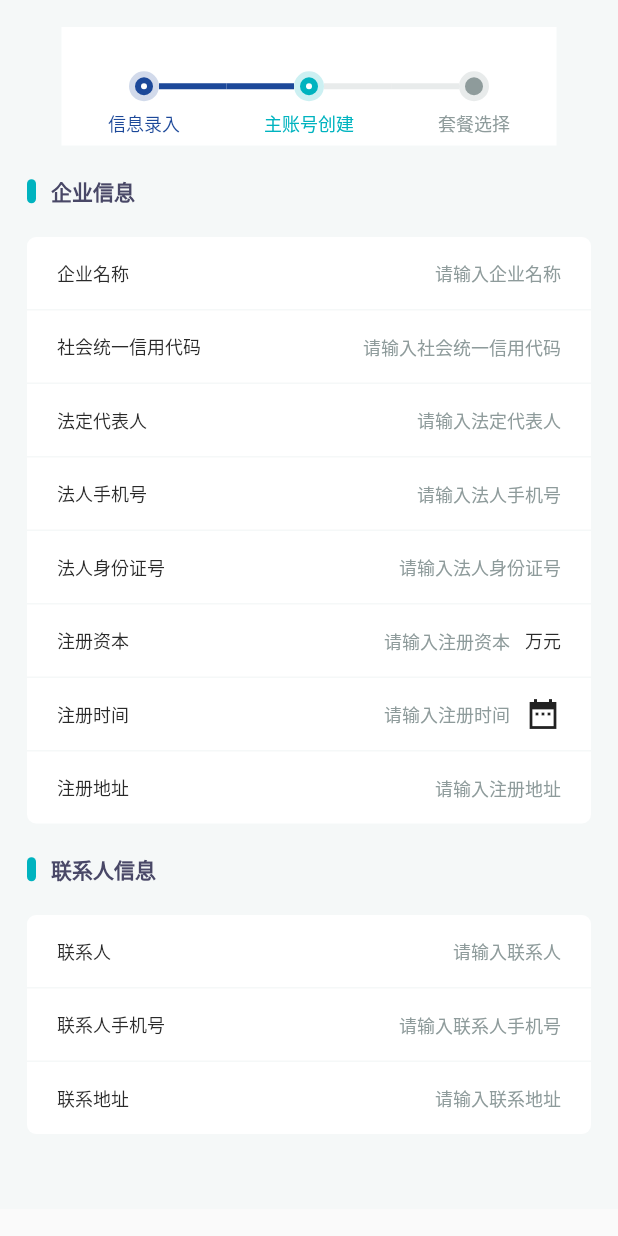
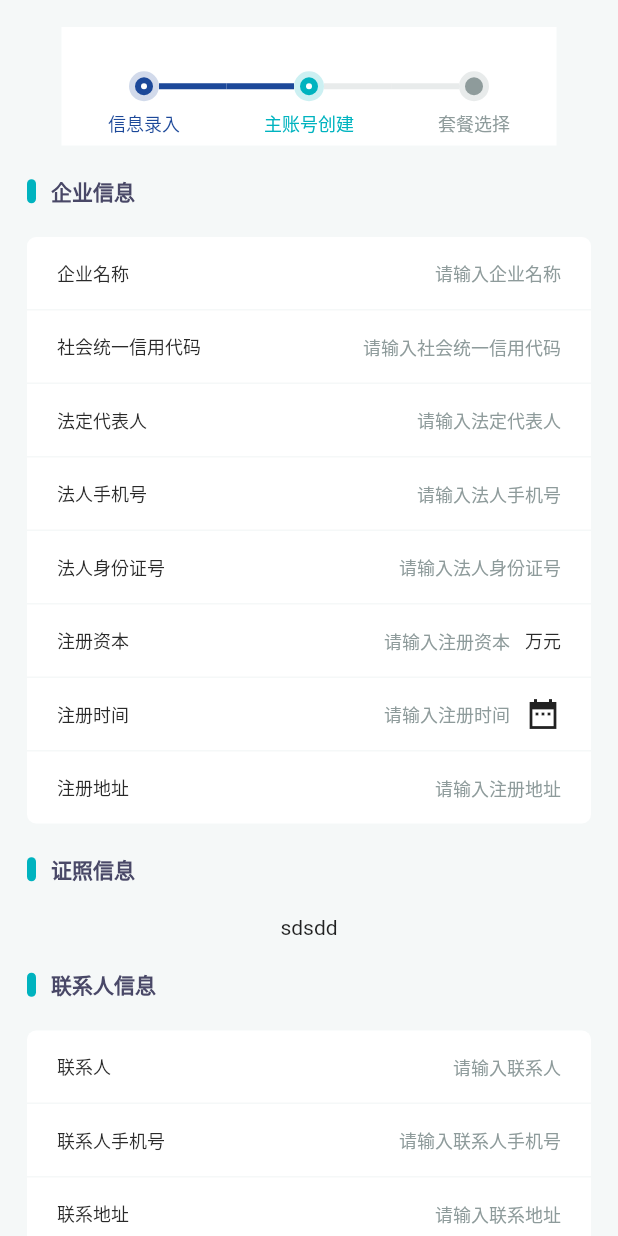
Before and after one commit to christinFu1723/flutter_prac, a Flutter app: the SubmitPage screen opened directly, on a phone screen of 412 x 824 dp. Run offline on Flutter 3.47's test engine with Material 2 defaults, Android fonts, the phone set to English and light mode, and no system bars; drawn by our look-alikes of timeline_tile; our stand-ins replace bot_toast, cached_network_image, device_info, dio, event_bus, flutter_cache_manager and 10 more; missing offline and left inert: filesize, flutter_rounded_date_picker, flutter_webview_plugin, install_plugin, jpush_flutter, vibrate; accounts and stored records are empty; network calls fail; statements that could not run were skipped.

Commit message:
feat: 暂存code

```diff
--- a/lib/pages/submit_page.dart
+++ b/lib/pages/submit_page.dart
@@ -8,6 +8,9 @@ import 'package:logger/logger.dart';
 import 'package:flutter_rounded_date_picker/flutter_rounded_date_picker.dart';
 import 'package:flutter_localizations/flutter_localizations.dart';
 import 'package:demo7_pro/utils/time.dart' show TimeUtil;
+import 'package:demo7_pro/widgets/common/input.dart' show InputForm;
+import 'package:demo7_pro/widgets/common/inputDecoration.dart' show InputStyleDecoration;
+import 'package:demo7_pro/widgets/common/img_upload.dart' show ImgUpload;
 
 class SubmitPage extends StatefulWidget {
   @override
@@ -78,7 +81,7 @@ class _SubmitPageState extends State<SubmitPage> {
             Form(
               key: _formKey,
               child: Column(
-                children: [_companyInfoForm(), _contactInfoForm()],
+                children: [_companyInfoForm(), _certificateForm(),_contactInfoForm()],
               ),
             )
           ],
@@ -108,9 +111,9 @@ class _SubmitPageState extends State<SubmitPage> {
             color: Colors.white, borderRadius: BorderRadius.circular(6)),
         child: Column(
           children: [
-            _InputRow(
+            InputStyleDecoration(
                 '企业名称',
-                _Input(
+                InputForm(
                     controller: organizeNameController,
                     validatorFn: (
                       String value,
@@ -119,14 +122,14 @@ class _SubmitPageState extends State<SubmitPage> {
                           validateType: '', errMsg: '请输入企业名称');
                     },
                     onChange: (String value) {
-                      organizeNameController.text = value;
+                      // organizeNameController.text = value;
                       form.organizeName = value;
                     },
                     hintStr: '请输入企业名称',
                     maxLength: 10)),
-            _InputRow(
+            InputStyleDecoration(
                 '社会统一信用代码',
-                _Input(
+                InputForm(
                     controller: organizeSocialCodeController,
                     validatorFn: (
                       String value,
@@ -135,14 +138,14 @@ class _SubmitPageState extends State<SubmitPage> {
                           validateType: '', errMsg: '请输入社会统一信用代码');
                     },
                     onChange: (String value) {
-                      organizeSocialCodeController.text = value;
+                      // organizeSocialCodeController.text = value;
                       form.organizeSocialCode = value;
                     },
                     hintStr: '请输入社会统一信用代码',
                     maxLength: 20)),
-            _InputRow(
+            InputStyleDecoration(
                 '法定代表人',
-                _Input(
+                InputForm(
                     controller: legalNameController,
                     validatorFn: (
                       String value,
@@ -151,14 +154,14 @@ class _SubmitPageState extends State<SubmitPage> {
                           validateType: '', errMsg: '请输入法定代表人');
                     },
                     onChange: (String value) {
-                      legalNameController.text = value;
+                      // legalNameController.text = value;
                       form.legalName = value;
                     },
                     hintStr: '请输入法定代表人',
                     maxLength: 10)),
-            _InputRow(
+            InputStyleDecoration(
                 '法人手机号',
-                _Input(
+                InputForm(
                     controller: legalMobileController,
                     validatorFn: (
                       String value,
@@ -167,15 +170,15 @@ class _SubmitPageState extends State<SubmitPage> {
                           validateType: 'mobile', errMsg: '请输入法人手机号');
                     },
                     onChange: (String value) {
-                      legalMobileController.text = value;
+                      // legalMobileController.text = value;
                       form.legalMobile = value;
                     },
                     hintStr: '请输入法人手机号',
                     maxLength: 11,
                     keyboardType: TextInputType.phone)),
-            _InputRow(
+            InputStyleDecoration(
                 '法人身份证号',
-                _Input(
+                InputForm(
                   controller: legalIdCardNoController,
                   validatorFn: (
                     String value,
@@ -184,15 +187,15 @@ class _SubmitPageState extends State<SubmitPage> {
                         validateType: 'id', errMsg: '请输入法人身份证号');
                   },
                   onChange: (String value) {
-                    legalIdCardNoController.text = value;
+                    // legalIdCardNoController.text = value;
                     form.legalIdCardNo = value;
                   },
                   hintStr: '请输入法人身份证号',
                   maxLength: 20,
                 )),
-            _InputRow(
+            InputStyleDecoration(
                 '注册资本',
-                _Input(
+                InputForm(
                     controller: organizeRegisteredCapitalController,
                     validatorFn: (
                       String value,
@@ -201,7 +204,7 @@ class _SubmitPageState extends State<SubmitPage> {
                           validateType: '', errMsg: '请输入注册资本');
                     },
                     onChange: (String value) {
-                      organizeRegisteredCapitalController.text = value;
+                      // organizeRegisteredCapitalController.text = value;
                       form.organizeRegisteredCapital = value;
                     },
                     hintStr: '请输入注册资本',
@@ -215,9 +218,9 @@ class _SubmitPageState extends State<SubmitPage> {
                           fontSize: AppTheme.fontSizeSmall,
                           color: AppTheme.titleColor),
                     ))),
-            _InputRow(
+            InputStyleDecoration(
                 '注册时间',
-                _Input(
+                InputForm(
                   controller: organizeRegisteredTimeController,
                   validatorFn: (
                     String value,
@@ -251,9 +254,9 @@ class _SubmitPageState extends State<SubmitPage> {
                 extendsWidget: Padding(
                     padding: EdgeInsets.only(left: 10),
                     child: Icon(Icons.date_range_sharp))),
-            _InputRow(
+            InputStyleDecoration(
                 '注册地址',
-                _Input(
+                InputForm(
                     controller: organizeAddressController,
                     validatorFn: (
                       String value,
@@ -262,7 +265,7 @@ class _SubmitPageState extends State<SubmitPage> {
                           validateType: 'id', errMsg: '请输入注册地址');
                     },
                     onChange: (String value) {
-                      organizeAddressController.text = value;
+                      // organizeAddressController.text = value;
                       form.organizeAddress = value;
                     },
                     hintStr: '请输入注册地址',
@@ -288,9 +291,9 @@ class _SubmitPageState extends State<SubmitPage> {
             color: Colors.white, borderRadius: BorderRadius.circular(6)),
         child: Column(
           children: [
-            _InputRow(
+            InputStyleDecoration(
                 '联系人',
-                _Input(
+                InputForm(
                     controller: contactController,
                     validatorFn: (
                       String value,
@@ -299,14 +302,14 @@ class _SubmitPageState extends State<SubmitPage> {
                           validateType: '', errMsg: '请输入联系人');
                     },
                     onChange: (String value) {
-                      contactController.text = value;
+                      // contactController.text = value;
                       form.contact = value;
                     },
                     hintStr: '请输入联系人',
                     maxLength: 10)),
-            _InputRow(
+            InputStyleDecoration(
                 '联系人手机号',
-                _Input(
+                InputForm(
                     controller: contactMobileController,
                     validatorFn: (
                       String value,
@@ -315,15 +318,15 @@ class _SubmitPageState extends State<SubmitPage> {
                           validateType: 'mobile', errMsg: '请输入联系人手机号');
                     },
                     onChange: (String value) {
-                      contactMobileController.text = value;
+                      // contactMobileController.text = value;
                       form.contactMobile = value;
                     },
                     hintStr: '请输入联系人手机号',
                     maxLength: 11,
                     keyboardType: TextInputType.phone)),
-            _InputRow(
+            InputStyleDecoration(
                 '联系地址',
-                _Input(
+                InputForm(
                     controller: contactAddressController,
                     validatorFn: (
                       String value,
@@ -332,7 +335,7 @@ class _SubmitPageState extends State<SubmitPage> {
                           validateType: 'id', errMsg: '请输入联系地址');
                     },
                     onChange: (String value) {
-                      contactAddressController.text = value;
+                      // contactAddressController.text = value;
                       form.contactAddress = value;
                     },
                     hintStr: '请输入联系地址',
@@ -345,6 +348,21 @@ class _SubmitPageState extends State<SubmitPage> {
         padding: EdgeInsets.fromLTRB(0, 50, 0, 0),
       ),
     ]);
+  }
+
+  Widget _certificateForm(){
+    return Column(
+      children: [
+        Padding(
+          padding: EdgeInsets.fromLTRB(0, 20, 0, 0),
+        ),
+        TitleSpan(title: '证照信息'),
+        Padding(
+          padding: EdgeInsets.fromLTRB(0, 20, 0, 0),
+        ),
+        ImgUpload(),
+      ],
+    );
   }
 
   String _inputValidate(String value,
@@ -369,61 +387,8 @@ class _SubmitPageState extends State<SubmitPage> {
     return '';
   }
 
-  /// input装饰器
-  Widget _Input({
-    @required TextEditingController controller,
-    @required Function validatorFn,
-    @required Function onChange,
-    Function onTap,
-    String hintStr,
-    int maxLength,
-    bool readOnly,
-    TextInputType keyboardType,
-  }) {
-    return TextFormField(
-        maxLength: maxLength,
-        textAlign: TextAlign.right,
-        controller: controller,
-        keyboardType: keyboardType ?? TextInputType.text,
-        readOnly: readOnly ?? false,
-        decoration: InputDecoration(
-          counterText: "",
-          // 不显示输入框最大字数统计
-          border: InputBorder.none,
-          hintText: hintStr,
-          hintStyle: TextStyle(
-              color: AppTheme.placeholderColor,
-              fontSize: AppTheme.fontSizeSmall),
-          hintTextDirection: TextDirection.rtl,
-        ),
-        validator: validatorFn,
-        onTap: onTap,
-        onChanged: onChange);
-  }
 
-  /// 表单行_装饰器
-  Widget _InputRow(String title, Widget InputChild,
-      {isLastChild = false, Widget extendsWidget}) {
-    return Container(
-      padding: EdgeInsets.fromLTRB(20, 0, 20, 0),
-      decoration: BoxDecoration(
-          border: !isLastChild
-              ? Border(
-                  bottom: BorderSide(
-                      // 设置单侧边框的样式
-                      color: AppTheme.backgroundDefaultColor,
-                      width: 1,
-                      style: BorderStyle.solid))
-              : null),
-      child: Row(children: [
-        Text(
-          title,
-          style: TextStyle(
-              color: AppTheme.titleColor, fontSize: AppTheme.fontSizeSmall),
-        ),
-        Expanded(child: InputChild),
-        extendsWidget ?? Container()
-      ]),
-    );
-  }
+
+
+
 }
--- /dev/null
+++ b/lib/widgets/common/img_upload.dart
@@ -0,0 +1,14 @@
+import 'package:flutter/material.dart';
+import 'package:image_picker/image_picker.dart';
+
+class ImgUpload extends StatefulWidget{
+  @override
+  _ImgUploadState createState()=>_ImgUploadState();
+}
+
+class _ImgUploadState extends State<ImgUpload>{
+  @override
+  Widget build(BuildContext context){
+    return Container(child: Text('sdsdd'),);
+  }
+}
--- /dev/null
+++ b/lib/widgets/common/input.dart
@@ -0,0 +1,49 @@
+import 'package:flutter/material.dart';
+import 'package:demo7_pro/config/theme.dart' show AppTheme;
+
+/// input
+class InputForm extends StatelessWidget {
+  final Function onTap;
+  final String hintStr;
+  final int maxLength;
+  final bool readOnly;
+  final TextInputType keyboardType;
+  final TextEditingController controller;
+  final Function validatorFn;
+  final Function onChange;
+
+  InputForm({
+    Key key,
+    @required this.controller,
+    @required this.validatorFn,
+    @required this.onChange,
+    this.onTap,
+    this.hintStr,
+    this.maxLength,
+    this.readOnly,
+    this.keyboardType,
+  });
+
+  @override
+  Widget build(BuildContext context) {
+    return TextFormField(
+        maxLength: maxLength,
+        textAlign: TextAlign.right,
+        controller: controller,
+        keyboardType: keyboardType ?? TextInputType.text,
+        readOnly: readOnly ?? false,
+        decoration: InputDecoration(
+          counterText: "",
+          // 不显示输入框最大字数统计
+          border: InputBorder.none,
+          hintText: hintStr,
+          hintStyle: TextStyle(
+              color: AppTheme.placeholderColor,
+              fontSize: AppTheme.fontSizeSmall),
+          hintTextDirection: TextDirection.rtl,
+        ),
+        validator: validatorFn,
+        onTap: onTap,
+        onChanged: onChange);
+  }
+}
--- /dev/null
+++ b/lib/widgets/common/inputDecoration.dart
@@ -0,0 +1,38 @@
+import 'package:flutter/material.dart';
+import 'package:demo7_pro/config/theme.dart';
+
+class InputStyleDecoration extends StatelessWidget {
+  final Widget inputChild;
+  final bool isLastChild;
+  final Widget extendsWidget;
+  final String title;
+
+  InputStyleDecoration(this.title, this.inputChild,
+      {Key key, this.extendsWidget, this.isLastChild = false})
+      : super(key: key);
+
+  @override
+  Widget build(BuildContext context) {
+    return Container(
+      padding: EdgeInsets.fromLTRB(20, 0, 20, 0),
+      decoration: BoxDecoration(
+          border: !isLastChild
+              ? Border(
+                  bottom: BorderSide(
+                      // 设置单侧边框的样式
+                      color: AppTheme.backgroundDefaultColor,
+                      width: 1,
+                      style: BorderStyle.solid))
+              : null),
+      child: Row(children: [
+        Text(
+          title,
+          style: TextStyle(
+              color: AppTheme.titleColor, fontSize: AppTheme.fontSizeSmall),
+        ),
+        Expanded(child: inputChild),
+        extendsWidget ?? Container()
+      ]),
+    );
+  }
+}
--- a/pubspec.yaml
+++ b/pubspec.yaml
@@ -134,6 +134,7 @@ dependencies:
   flutter_rounded_date_picker: ^2.0.2
   flutter_localizations:
     sdk: flutter
+  image_picker: ^0.8.2
 
 dev_dependencies:
   flutter_test:
```
Also changed, not shown: pubspec.lock, 1 other file.
